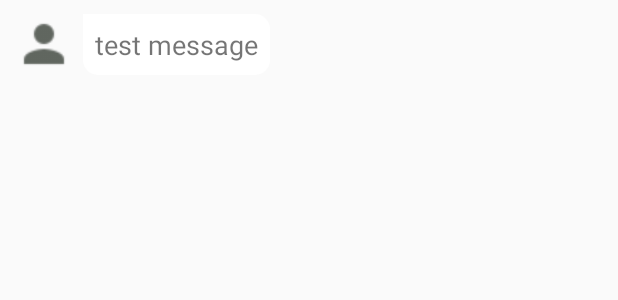
After one commit to aghos4306/messenger-app, an Android app: the layout message_item_left.xml on its own in the app's theme, with its tools: preview values and no code run, on a phone screen of 412 x 824 dp. The commit adds this screen. Shown: the top 300 px of the screen. Run offline under Robolectric (Android 15) with nearby library versions, the phone set to English and light mode, and no system bars.

Commit message:
render chats in chatActiivty

```diff
--- /dev/null
+++ b/app/src/main/res/layout/message_item_left.xml
@@ -0,0 +1,39 @@
+<?xml version="1.0" encoding="utf-8"?>
+<RelativeLayout xmlns:android="http://schemas.android.com/apk/res/android"
+    android:layout_width="295dp"
+    android:layout_height="wrap_content"
+    android:padding="9dp">
+
+    <de.hdodenhof.circleimageview.CircleImageView
+        android:id="@+id/profile_image_chat"
+        android:layout_width="40dp"
+        android:layout_height="40dp"
+        android:src="@drawable/ic_profile"/>
+
+    <TextView
+        android:id="@+id/show_text_message"
+        android:layout_width="wrap_content"
+        android:layout_height="wrap_content"
+        android:layout_toRightOf="@id/profile_image_chat"
+        android:layout_marginLeft="6dp"
+        android:text="test message"
+        android:textSize="18sp"
+        android:padding="8dp"
+        android:background="@drawable/background_left"/>
+
+    <ImageView
+        android:id="@+id/left_image_view"
+        android:layout_width="100dp"
+        android:layout_height="100dp"
+        android:layout_toRightOf="@+id/profile_image_chat"
+        android:layout_marginLeft="6dp"
+        android:visibility="gone"/>
+
+    <TextView
+        android:id="@+id/text_seen"
+        android:layout_width="wrap_content"
+        android:layout_height="wrap_content"
+        android:visibility="gone"
+        android:layout_below="@+id/show_text_message"/>
+
+</RelativeLayout>
```
Also changed, not shown: app/src/main/java/com/aghogho/messengerappmuzz/MessageChatActivity.kt (+52 -0 lines), app/src/main/java/com/aghogho/messengerappmuzz/adapterclass/ChatsAdapter.kt (added, +123 -0 lines), app/src/main/java/com/aghogho/messengerappmuzz/modelclass/Chat.kt (added, +78 -0 lines), app/src/main/java/com/aghogho/messengerappmuzz/modelclass/ChatList.kt (added, +21 -0 lines), app/src/main/res/layout/message_item_right.xml (added, +53 -0 lines).
